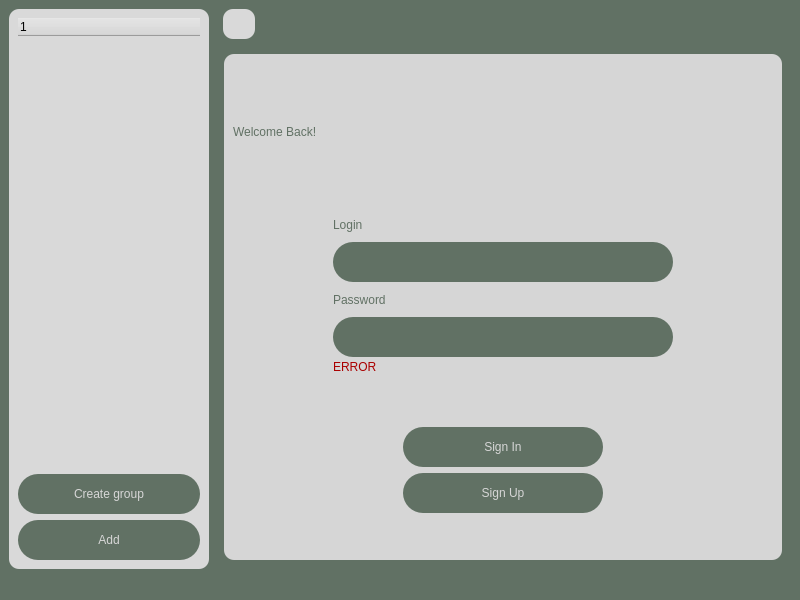
Above: SimpleChat/mainwindow.ui from Ssssvhhhhh/SimpleChat before the change. Below: the same form after it.
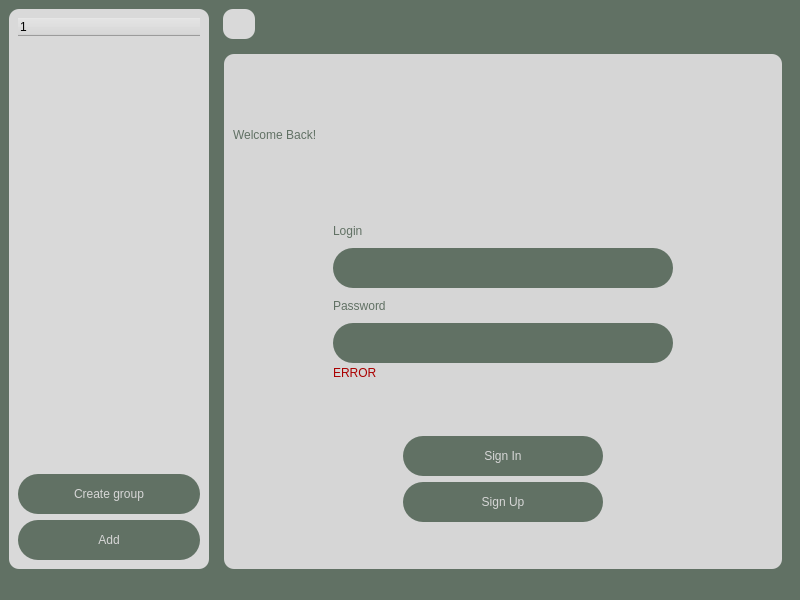
That is the form after the change. Icons and pictures are not drawn.

```diff
--- a/SimpleChat/mainwindow.ui
+++ b/SimpleChat/mainwindow.ui
@@ -615,6 +615,9 @@
          </widget>
          <widget class="QWidget" name="pageAuthorization">
           <layout class="QVBoxLayout" name="verticalLayout_11">
+           <property name="bottomMargin">
+            <number>0</number>
+           </property>
            <item>
             <widget class="QFrame" name="frameAuthorization">
              <property name="maximumSize">
```
Left out of the diff: 4 changed lines with no effect on the pictures.
